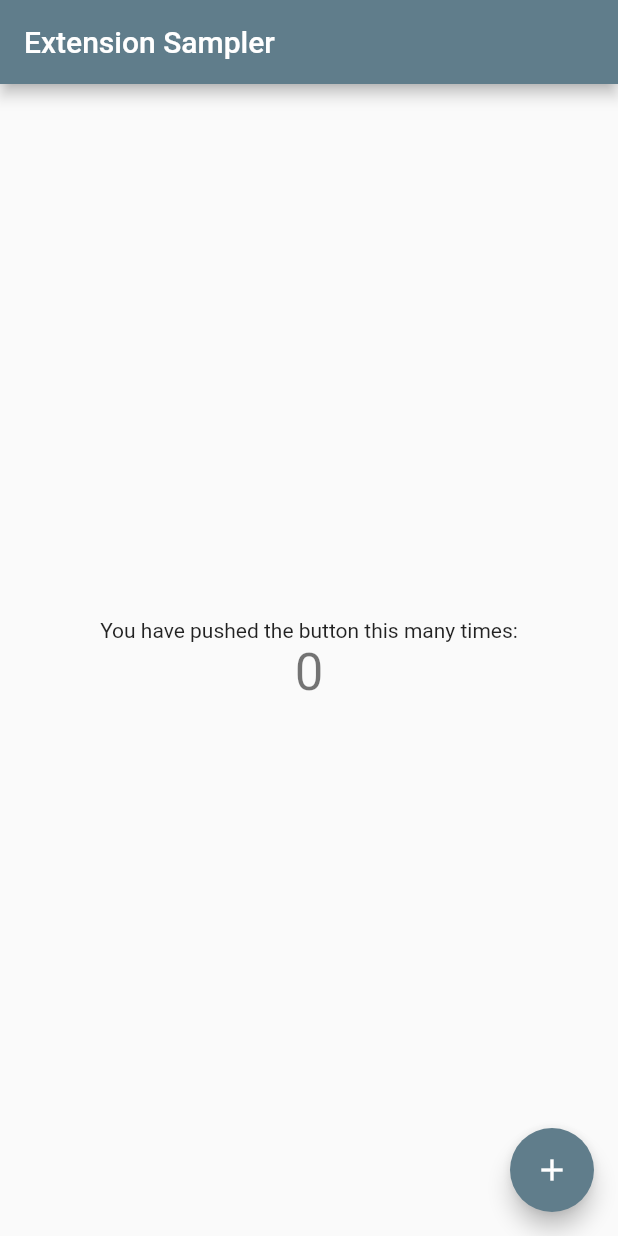
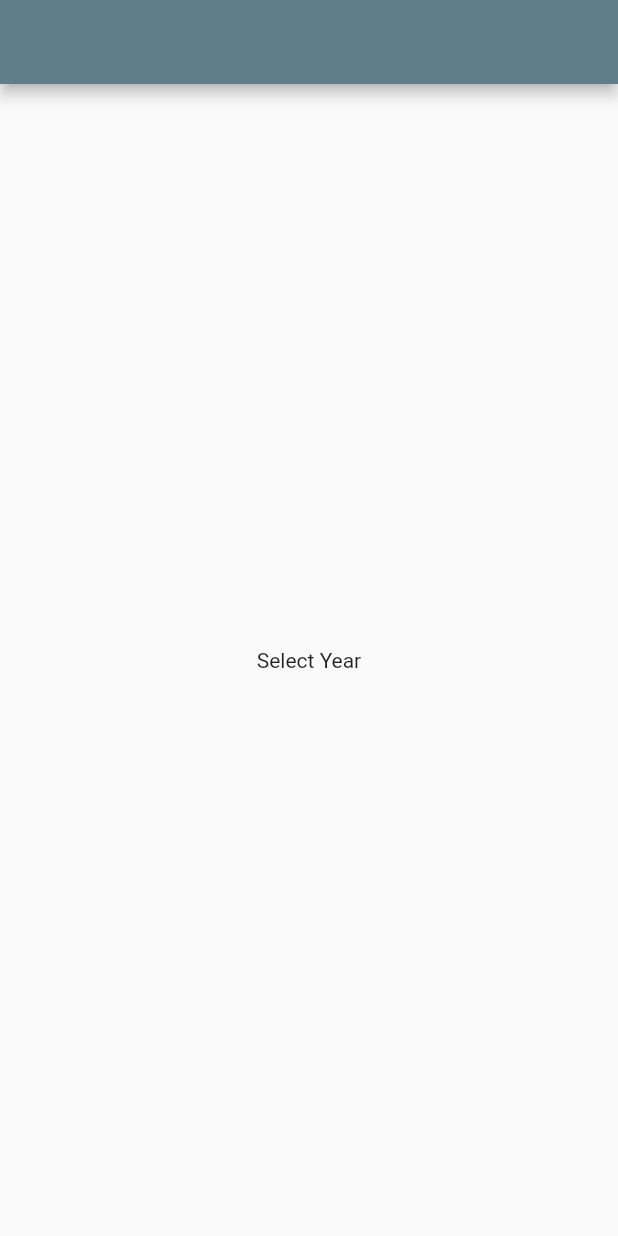
Before and after one commit to shvn-iwa/chrome_extension_sampler, a Flutter app: the screen it shows after launch, on a phone screen of 412 x 824 dp. Run offline on Flutter 3.47's test engine with Material 2 defaults, Android fonts, the phone set to English and light mode, and no system bars.

Commit message:
change layout.

```diff
--- a/lib/main.dart
+++ b/lib/main.dart
@@ -40,27 +40,14 @@
   @override
   Widget build(BuildContext context) {
     return Scaffold(
-      appBar: AppBar(
-        title: Text(widget.title),
-      ),
+      appBar: AppBar(),
       body: Center(
         child: Column(
           mainAxisAlignment: MainAxisAlignment.center,
-          children: <Widget>[
-            const Text(
-              'You have pushed the button this many times:',
-            ),
-            Text(
-              '$_counter',
-              style: Theme.of(context).textTheme.headline4,
-            ),
+          children: const <Widget>[
+            Text("Select Year"),
           ],
         ),
-      ),
-      floatingActionButton: FloatingActionButton(
-        onPressed: _incrementCounter,
-        tooltip: 'Increment',
-        child: const Icon(Icons.add),
       ),
     );
   }
```
